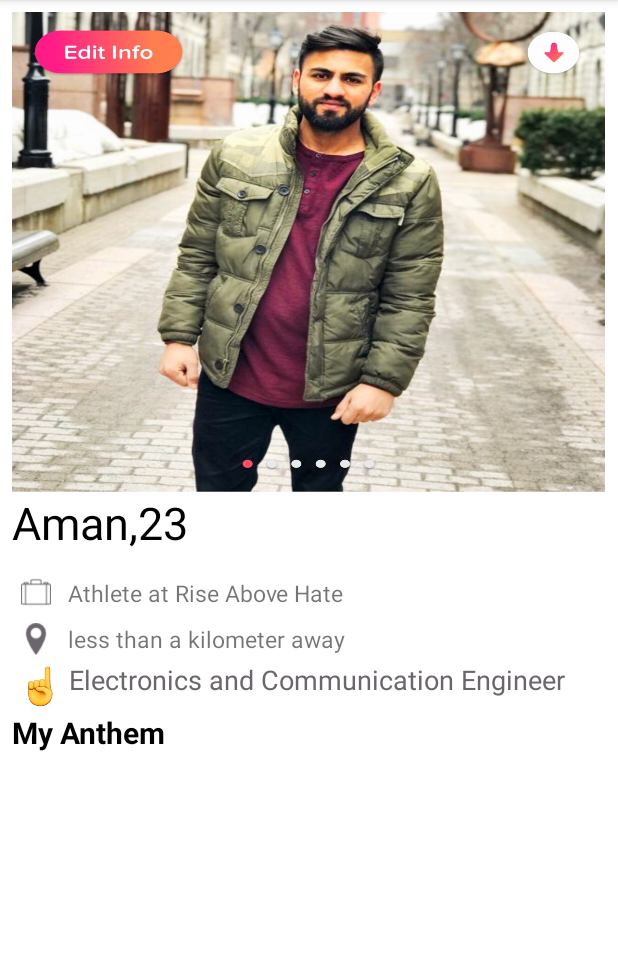
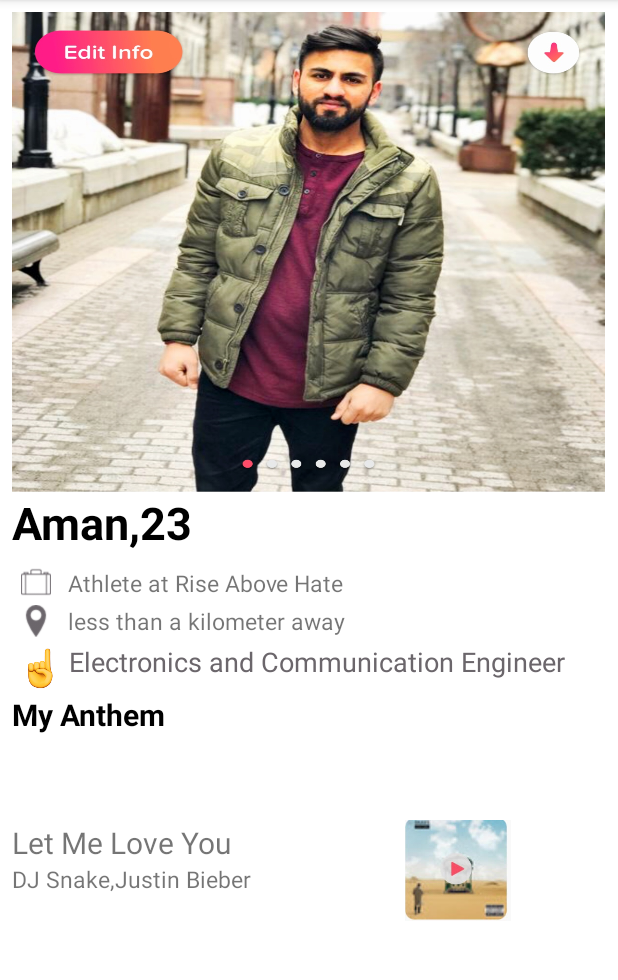
Before and after one commit to AmanBhangu/TinderApp, an Android app: the Second screen opened directly, with no data from a screen before it, on a phone screen of 412 x 824 dp, the part 84-1064 px from its top. Run offline under Robolectric (Android 15) with nearby library versions, the light colour scheme and no system bars.

Commit message:
Screen 2 done

```diff
--- a/app/src/main/res/layout/activity_second.xml
+++ b/app/src/main/res/layout/activity_second.xml
@@ -12,17 +12,17 @@
     <LinearLayout
         android:layout_width="395dp"
         android:layout_height="643dp"
+        android:layout_marginEnd="8dp"
         android:layout_marginLeft="8dp"
         android:layout_marginRight="8dp"
+        android:layout_marginStart="8dp"
         android:layout_marginTop="8dp"
         android:orientation="vertical"
         android:weightSum="1"
         app:layout_constraintHorizontal_bias="0.0"
         app:layout_constraintLeft_toLeftOf="parent"
         app:layout_constraintRight_toRightOf="parent"
-        app:layout_constraintTop_toTopOf="parent"
-        android:layout_marginStart="8dp"
-        android:layout_marginEnd="8dp">
+        app:layout_constraintTop_toTopOf="parent">
 
         <LinearLayout
             android:layout_width="match_parent"
@@ -44,8 +44,9 @@
             android:layout_weight="0.05"
             android:text="Aman,23"
             android:textColor="#000"
+            android:textSize="30sp"
 
-            android:textSize="30sp"
+            android:textStyle="bold"
             tools:layout_editor_absoluteX="0dp"
             tools:layout_editor_absoluteY="0dp" />
 
@@ -124,12 +125,52 @@
             <TextView
                 android:id="@+id/textView14"
                 android:layout_width="wrap_content"
-                android:layout_height="wrap_content"
+                android:layout_height="44dp"
                 android:layout_weight="1"
+                android:text="My Anthem"
+                android:textColor="#000"
                 android:textSize="20sp"
-                android:textColor="#000"
-                android:textStyle="bold"
-                android:text="My Anthem" />
+                android:textStyle="bold" />
+
+        </LinearLayout>
+
+        <LinearLayout
+            android:layout_width="match_parent"
+            android:layout_height="135dp"
+            android:orientation="horizontal">
+
+
+
+            <LinearLayout
+                android:layout_width="199dp"
+                android:layout_height="match_parent"
+                android:orientation="vertical">
+
+                <TextView
+                    android:id="@+id/textView15"
+                    android:layout_width="match_parent"
+                    android:layout_height="wrap_content"
+                    android:layout_marginTop="35dp"
+                    android:text="Let Me Love You"
+                    android:textSize="20sp" />
+
+                <TextView
+                    android:id="@+id/textView16"
+                    android:layout_width="match_parent"
+                    android:layout_height="wrap_content"
+                    android:text="DJ Snake,Justin Bieber"
+                    android:textSize="15sp" />
+
+            </LinearLayout>
+            <ImageView
+                android:id="@+id/imageView14"
+                android:layout_width="match_parent"
+                android:layout_height="67dp"
+
+                android:layout_gravity="center"
+
+                app:srcCompat="@drawable/image" />
+
         </LinearLayout>
     </LinearLayout>
 </android.support.design.widget.CoordinatorLayout>
```
Also changed, not shown: app/src/main/res/drawable/image.jpg (added).
